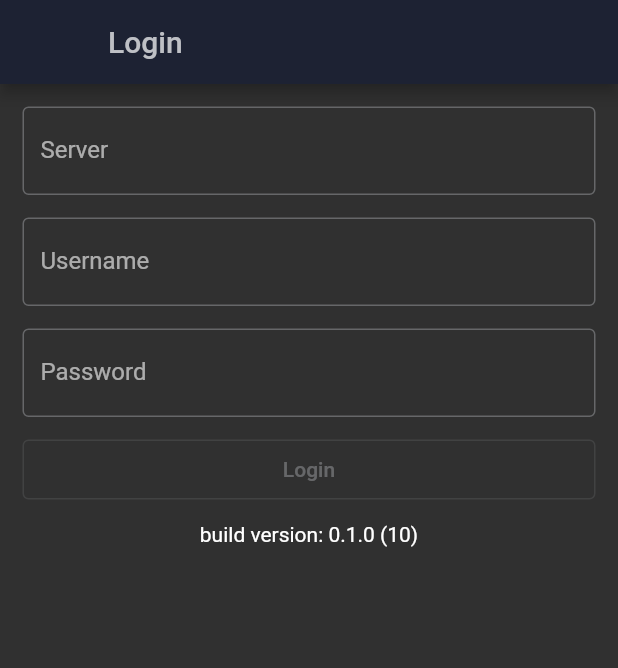
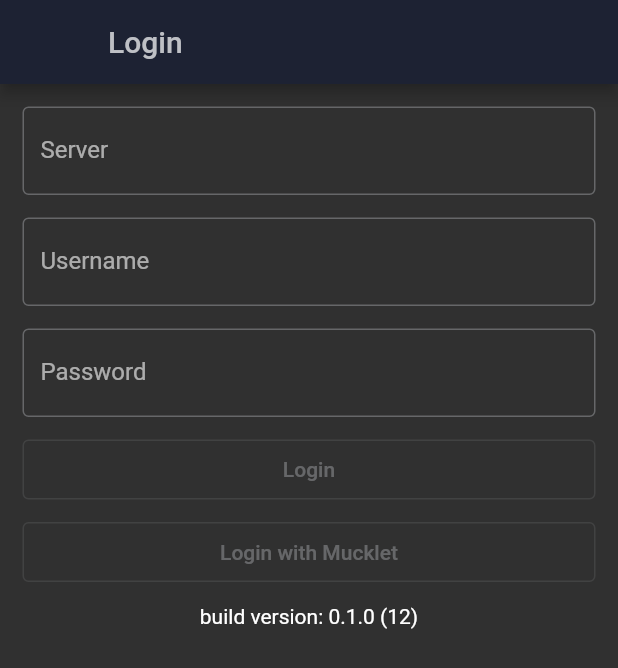
Before and after one commit to farcaller/ravenry, a Flutter app: the screen it shows after launch, on a phone screen of 412 x 824 dp. Shown: the top 668 px of the screen. Run offline on Flutter 3.47's test engine with Material 2 defaults, Android fonts, the phone set to English and light mode, and no system bars; our stand-ins replace firebase_core, firebase_crashlytics, flutter_secure_storage, flutter_spinkit, package_info_plus; missing offline and left inert: flutter_web_auth, glog, res_client, ulid; accounts and stored records are empty.

Commit message:
Basic web auth setup (defunct)

```diff
--- a/lib/pages/login_page/login_page.dart
+++ b/lib/pages/login_page/login_page.dart
@@ -15,6 +15,7 @@
 import 'dart:async';
 import 'dart:convert';
 
+import 'package:flutter_web_auth/flutter_web_auth.dart';
 import 'package:glog/glog.dart';
 import 'package:http/http.dart' as http;
 import 'package:flutter/material.dart';
@@ -184,6 +185,13 @@ class _LoginPageState extends State<LoginPage> {
     }
   }
 
+  _onMuckletLogin() async {
+    final result = await FlutterWebAuth.authenticate(
+        url:
+            'https://auth.mucklet.com/google?client_id=ravenry&redirect_uri=org.hackndev.ravenry%3A%2F%2Fauth%2Fcallback',
+        callbackUrlScheme: 'org.hackndev.ravenry');
+  }
+
   @override
   Widget build(BuildContext context) {
     if (_resolvingSavedAuth || _loggingIn) {
@@ -277,6 +285,19 @@ class _LoginPageState extends State<LoginPage> {
                   ),
                   Padding(
                     padding: const EdgeInsets.only(top: 15),
+                    child: SizedBox(
+                      width: double.infinity,
+                      height: 40,
+                      child: OutlinedButton(
+                        onPressed: _muckletApi != null ? _onMuckletLogin : null,
+                        child: const Text(
+                          'Login with Mucklet',
+                        ),
+                      ),
+                    ),
+                  ),
+                  Padding(
+                    padding: const EdgeInsets.only(top: 15),
                     child: Text('build version: $_version'),
                   ),
                   if (_loggingIn)
--- a/pubspec.yaml
+++ b/pubspec.yaml
@@ -12,7 +12,7 @@ publish_to: 'none'
 # In iOS, build-name is used as CFBundleShortVersionString while build-number used as CFBundleVersion.
 # Read more about iOS versioning at
 # https://developer.apple.com/library/archive/documentation/General/Reference/InfoPlistKeyReference/Articles/CoreFoundationKeys.html
-version: 0.1.0+10
+version: 0.1.0+12
 
 environment:
   sdk: ">=2.17.1 <3.0.0"
@@ -39,6 +39,7 @@ dependencies:
   package_info_plus: ^1.4.2
   glog: ^1.1.0
   http: ^0.13.4
+  flutter_web_auth: ^0.4.1
 
 dev_dependencies:
   build_runner: ^2.2.0
```
Also changed, not shown: pubspec.lock, 3 other files.
